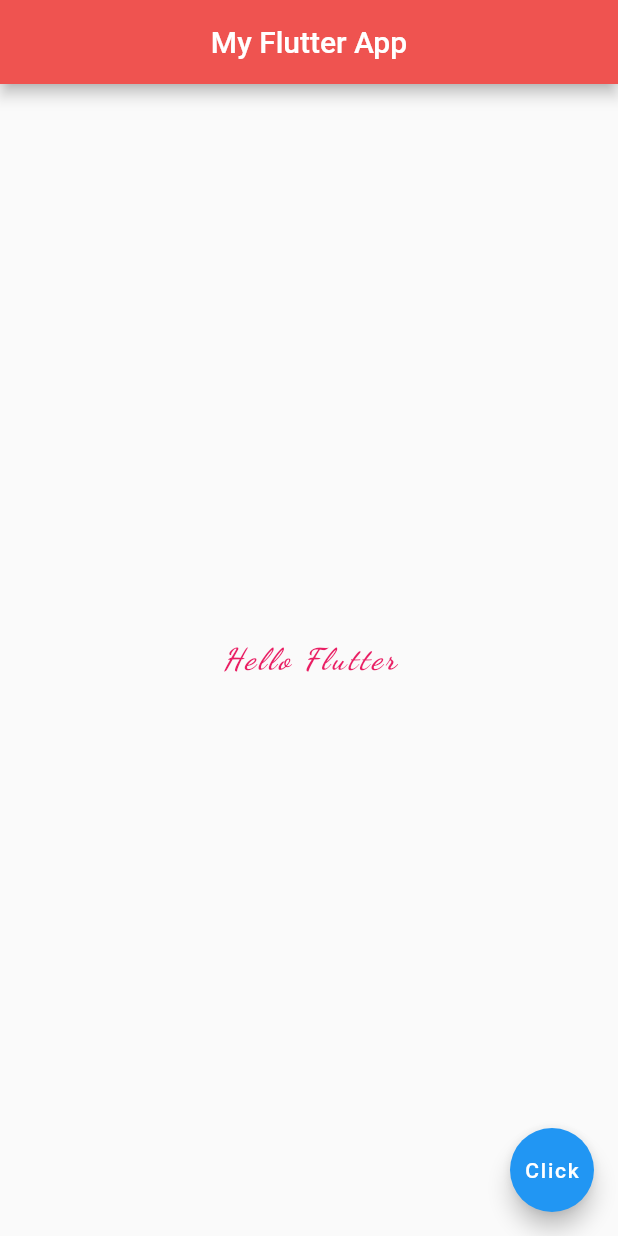
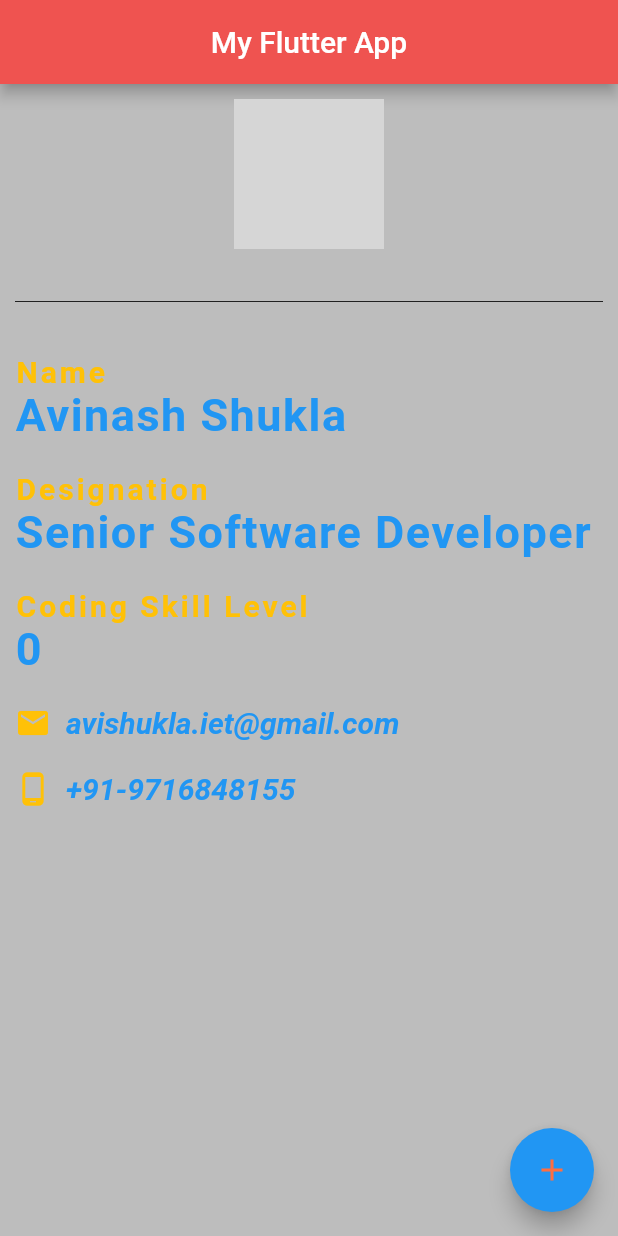
Before and after one commit to avi-nitb/MyFlutterApp, a Flutter app: the screen it shows after launch, on a phone screen of 412 x 824 dp. Run offline on Flutter 3.47's test engine with Material 2 defaults, Android fonts, the phone set to English and light mode, and no system bars; grey boxes are pictures that could not be loaded.

Commit message:
StateFull Widget

```diff
--- a/lib/main.dart
+++ b/lib/main.dart
@@ -4,32 +4,132 @@ void main() => runApp(MaterialApp(
   home: Home(),
 ));
 
-class Home extends StatelessWidget{
+class Home extends StatefulWidget{
 
+  @override
+  _HomeState createState() => _HomeState();
+}
+
+class _HomeState extends State<Home> {
+
+  int codingLevel = 0;
   @override
   Widget build(BuildContext context) {
     return Scaffold(
+      backgroundColor: Colors.grey[400],
       appBar: AppBar(
         title: Text('My Flutter App'),
         centerTitle: true,
         backgroundColor: Colors.red[400],
       ),
-      body: Center(
-        child: Text(
-          'Hello Flutter',
-          style: TextStyle(
-              fontSize: 20.0,
-              fontStyle: FontStyle.italic,
-              fontWeight: FontWeight.bold,
-              color: Colors.pink,
-              letterSpacing: 2.0,
-              fontFamily: 'DancingScript'
-          ),
+      body: Padding(
+        padding: const EdgeInsets.all(10.0),
+        child: Column(
+          crossAxisAlignment: CrossAxisAlignment.start,
+          children: [
+
+            Center(
+              child: CircleAvatar(
+                backgroundImage: AssetImage('assets/avatar.jpg'),
+                radius: 50.0,
+              ),
+            ),
+
+            Divider(
+              height: 70.0,
+              color: Colors.grey[900],
+            ),
+            Text('Name',
+              style: TextStyle(
+                  fontSize: 20.0,
+                  color: Colors.amber,
+                  letterSpacing: 2.0,
+                  fontWeight: FontWeight.bold
+              ),),
+            Text('Avinash Shukla',
+              style: TextStyle(
+                  fontSize: 30.0,
+                  color: Colors.blue,
+                  letterSpacing: 1.0,
+                  fontWeight: FontWeight.bold
+              ),),
+
+            SizedBox(height: 20.0,),
+
+            Text('Designation',
+              style: TextStyle(
+                  fontSize: 20.0,
+                  color: Colors.amber,
+                  letterSpacing: 2.0,
+                  fontWeight: FontWeight.bold
+              ),),
+            Text('Senior Software Developer',
+              style: TextStyle(
+                  fontSize: 30.0,
+                  color: Colors.blue,
+                  letterSpacing: 1.0,
+                  fontWeight: FontWeight.bold
+              ),),
+            SizedBox(height: 20.0),
+            Text('Coding Skill Level',
+              style: TextStyle(
+                  fontSize: 20.0,
+                  color: Colors.amber,
+                  letterSpacing: 2.0,
+                  fontWeight: FontWeight.bold
+              ),),
+            Text('$codingLevel',
+              style: TextStyle(
+                  fontSize: 30.0,
+                  color: Colors.blue,
+                  letterSpacing: 1.0,
+                  fontWeight: FontWeight.bold
+              ),),
+            SizedBox(height: 20.0),
+            Row(
+              children: [
+                Icon(Icons.email,
+                  color: Colors.amber,
+                ),
+                SizedBox(width: 10.0),
+
+                Text('avishukla.iet@gmail.com',
+                style: TextStyle(
+                  color: Colors.blue,
+                  fontStyle: FontStyle.italic,
+                  fontWeight: FontWeight.bold,
+                  fontSize: 20.0
+                ),)
+              ],
+            ),
+
+            SizedBox(height: 20.0,),
+            Row(
+              children: [
+                Icon( Icons.phone_android,
+                color: Colors.amber,),
+                SizedBox(width: 10.0,),
+
+                Text('+91-9716848155',
+                style: TextStyle(
+                  color: Colors.blue,
+                  fontSize: 20.0,
+                  fontWeight: FontWeight.bold,
+                  fontStyle: FontStyle.italic
+                ),)
+              ],
+            )
+          ],
         ),
       ),
       floatingActionButton: FloatingActionButton(
-        child: Text('Click'),
-        onPressed: () {},
+        onPressed: () {
+          setState(() {
+            codingLevel += 1;
+          });
+        },
+        child: Icon(Icons.add,
+        color: Colors.deepOrangeAccent,),
       ),
     );
   }
--- a/pubspec.yaml
+++ b/pubspec.yaml
@@ -45,9 +45,8 @@ flutter:
   uses-material-design: true
 
   # To add assets to your application, add an assets section, like this:
-  # assets:
-  #   - images/a_dot_burr.jpeg
-  #   - images/a_dot_ham.jpeg
+  assets:
+    - assets/avatar.jpg
 
   # An image asset can refer to one or more resolution-specific "variants", see
   # https://flutter.dev/assets-and-images/#resolution-aware.
```
Also changed, not shown: 1 other file.
